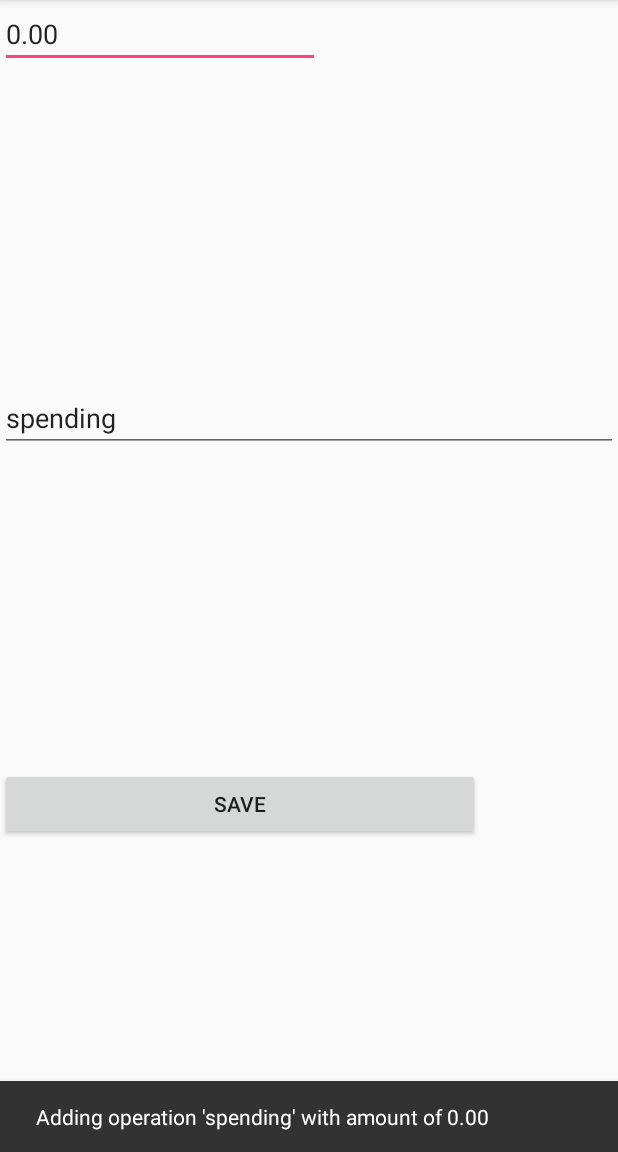
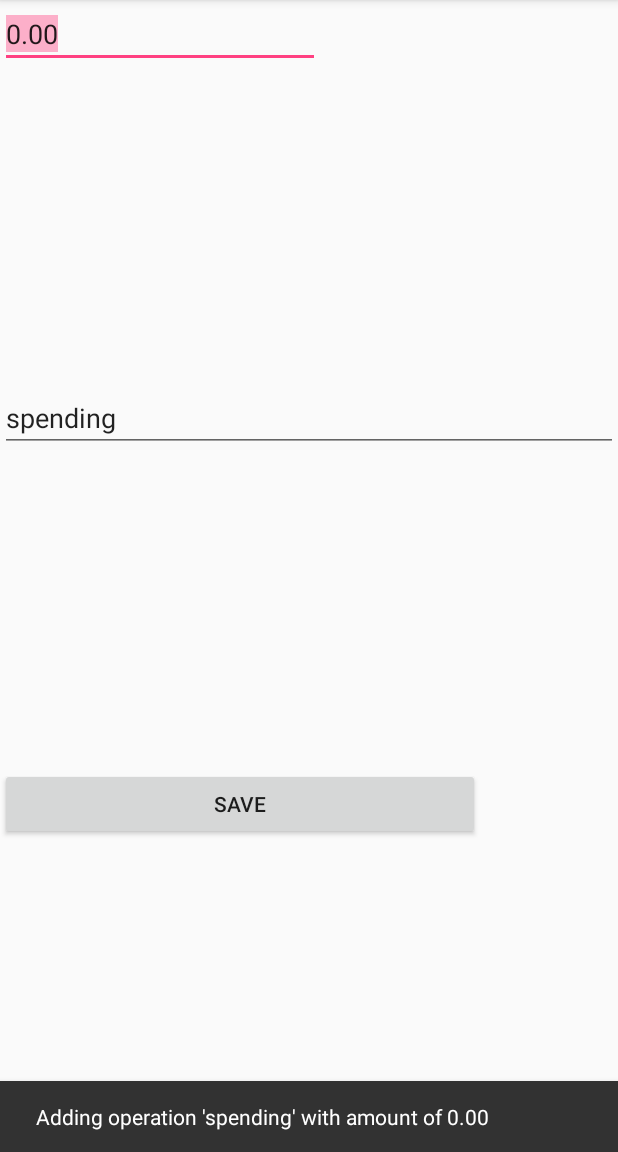
Before and after one commit to lukaszkuczynski/android-wallet, an Android app: the screen it shows after launch (MainActivity), after a tap on "SAVE", on a phone screen of 412 x 824 dp, the part 84-1236 px from its top. Run offline under Robolectric (Android 15) with nearby library versions, the phone set to English and light mode, and no system bars.

```diff
--- a/app/src/main/res/layout/activity_main.xml
+++ b/app/src/main/res/layout/activity_main.xml
@@ -18,6 +18,7 @@
             android:layout_width="wrap_content"
             android:layout_height="wrap_content"
             android:ems="10"
+            android:selectAllOnFocus="true"
             android:inputType="numberDecimal"
             android:text="@string/default_amount" />
 
```
